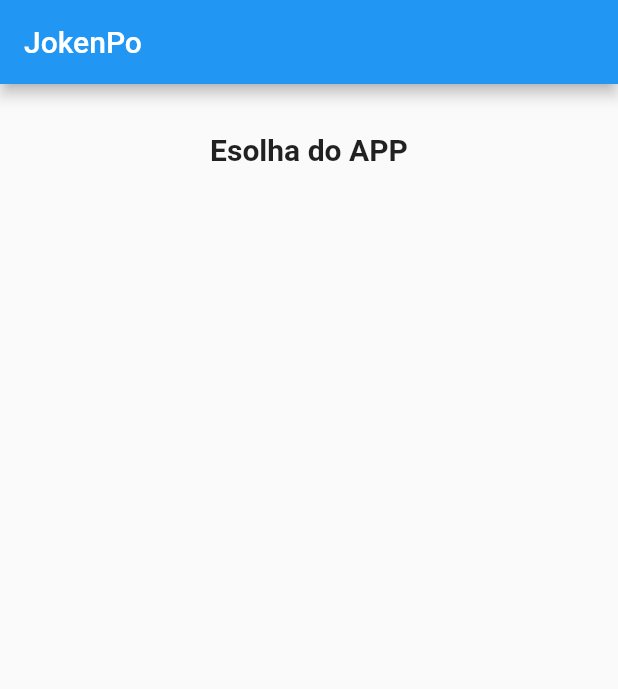
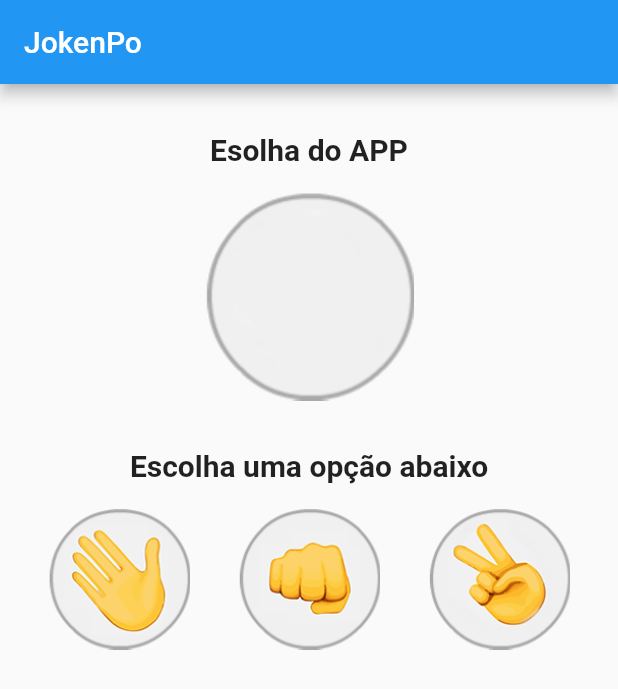
Before and after one commit to luestevam/jokenPo, a Flutter app: the screen it shows after launch, on a phone screen of 412 x 824 dp. Shown: the top 689 px of the screen. Run offline on Flutter 3.47's test engine with Material 2 defaults, Android fonts, the phone set to English and light mode, and no system bars.

Commit message:
add images

```diff
--- a/lib/jogo.dart
+++ b/lib/jogo.dart
@@ -13,7 +13,7 @@ class _JogoState extends State<Jogo> {
         title: Text("JokenPo"),
       ),
       body: Column(
-        crossAxisAlignment: CrossAxisAlignment.stretch,
+        crossAxisAlignment: CrossAxisAlignment.center,
         children: <Widget>[
           //text
           //imagem
@@ -31,7 +31,27 @@ class _JogoState extends State<Jogo> {
             ),
           ),
 
+          Image.asset("images/padrao.png"),
+          Padding(
+              padding:EdgeInsets.only(top: 32, bottom: 16),
+            child: Text(
+              "Escolha uma opção abaixo",
+              textAlign: TextAlign.center,
+              style: TextStyle(
+                fontSize: 20,
+                fontWeight: FontWeight.bold
+              ),
+            ),
+          ),
 
+          Row(
+            mainAxisAlignment: MainAxisAlignment.spaceEvenly,
+            children:<Widget> [
+              Image.asset("images/papel.png", height: 95,),
+              Image.asset("images/pedra.png", height: 95,),
+              Image.asset("images/tesoura.png", height: 95,)
+            ],
+          )
         ],
       ),
     );
--- a/pubspec.yaml
+++ b/pubspec.yaml
@@ -45,7 +45,11 @@ flutter:
   uses-material-design: true
 
   # To add assets to your application, add an assets section, like this:
-  # assets:
+  assets:
+    - images/padrao.png
+    - images/papel.png
+    - images/pedra.png
+    - images/tesoura.png
   #   - images/a_dot_burr.jpeg
   #   - images/a_dot_ham.jpeg
 
```
Also changed, not shown: images/padrao.png (added), images/papel.png (added), images/pedra.png (added), images/tesoura.png (added).
